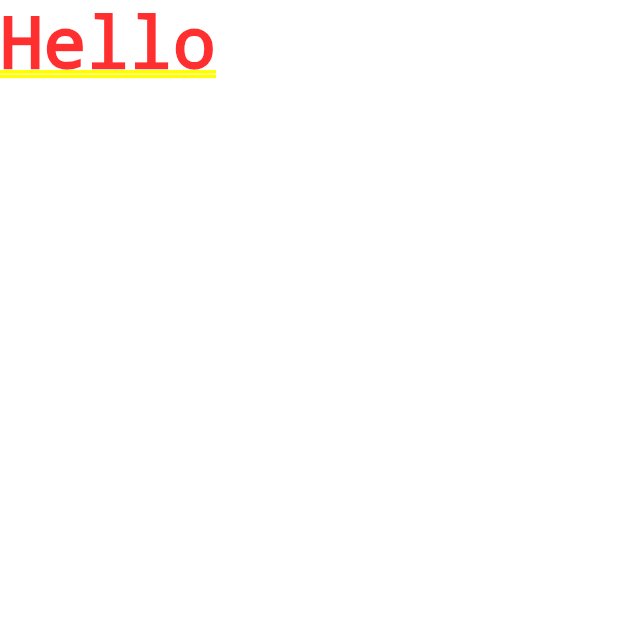
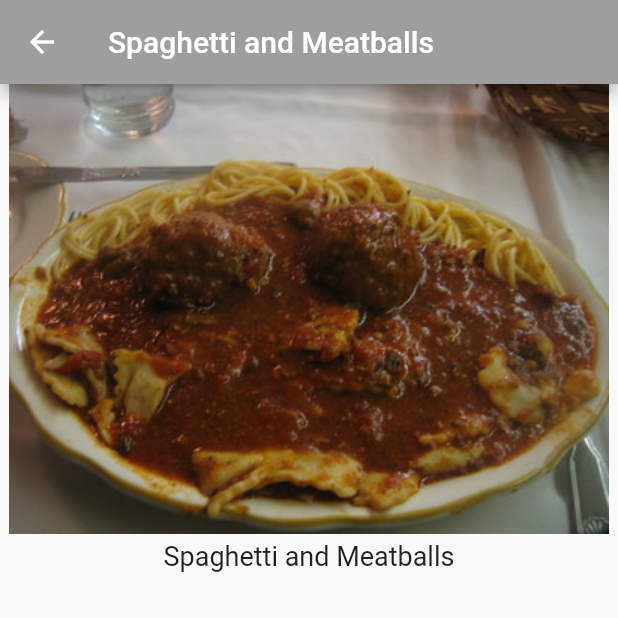
Before and after one commit to davidaodejobi/Flutter-Apprentice-Study, a Flutter app: the screen it shows after launch, after a tap on "Spaghetti and Meatballs", on a phone screen of 412 x 824 dp, the top half of it. Run offline on Flutter 3.47's test engine with Material 2 defaults, Android fonts, the light colour scheme and no system bars.

Commit message:
added a new dart file to handle the detail page

```diff
--- a/recipe_app/lib/main.dart
+++ b/recipe_app/lib/main.dart
@@ -1,6 +1,7 @@
 import 'package:flutter/material.dart';
 
 import 'recipe.dart';
+import 'recipe_detail.dart';
 
 void main() {
   runApp(const MyApp());
@@ -51,7 +52,7 @@
             return GestureDetector(
                 onTap: () {
                   Navigator.push(context, MaterialPageRoute(builder: (context) {
-                    return const Text('Hello');
+                    return RecipeDetail(recipe: Recipe.samples[index]);
                   }));
                 },
                 child: buildRecipeCard(Recipe.samples[index]));
--- a/recipe_app/lib/recipe.dart
+++ b/recipe_app/lib/recipe.dart
@@ -34,4 +34,3 @@ class Recipe {
     ),
   ];
 }
-// TODO: Add Ingredient() here
--- /dev/null
+++ b/recipe_app/lib/recipe_detail.dart
@@ -0,0 +1,51 @@
+import 'package:flutter/material.dart';
+
+import 'recipe.dart';
+
+class RecipeDetail extends StatefulWidget {
+  final Recipe recipe;
+
+  const RecipeDetail({
+    Key? key,
+    required this.recipe,
+  }) : super(key: key);
+
+  @override
+  _RecipeDetailState createState() {
+    return _RecipeDetailState();
+  }
+}
+
+class _RecipeDetailState extends State<RecipeDetail> {
+// TODO: Add _sliderVal here
+  @override
+  Widget build(BuildContext context) {
+    return Scaffold(
+      appBar: AppBar(
+        title: Text(widget.recipe.label),
+      ),
+      body: SafeArea(
+        child: Column(
+          children: <Widget>[
+            SizedBox(
+              height: 300,
+              width: double.infinity,
+              child: Image(
+                image: AssetImage(widget.recipe.imageUrl),
+              ),
+            ),
+            const SizedBox(
+              height: 4,
+            ),
+            Text(
+              widget.recipe.label,
+              style: const TextStyle(fontSize: 18),
+            ),
+// TODO: Add Expanded
+            // TODO: Add Slider() here
+          ],
+        ),
+      ),
+    );
+  }
+}
```
